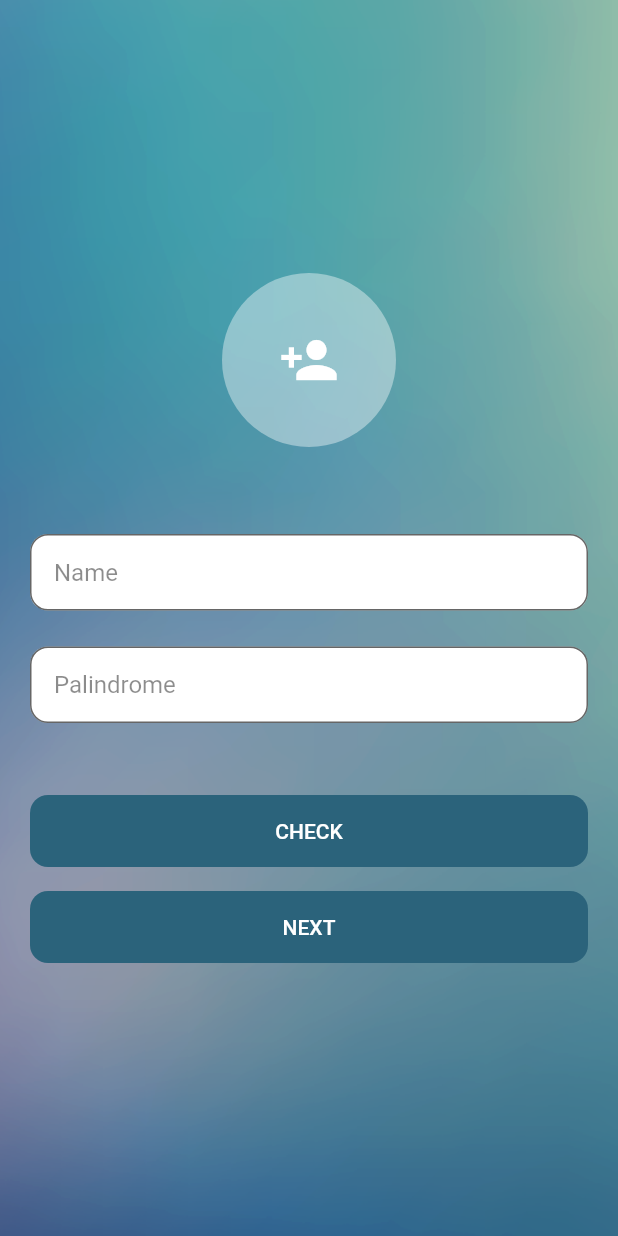
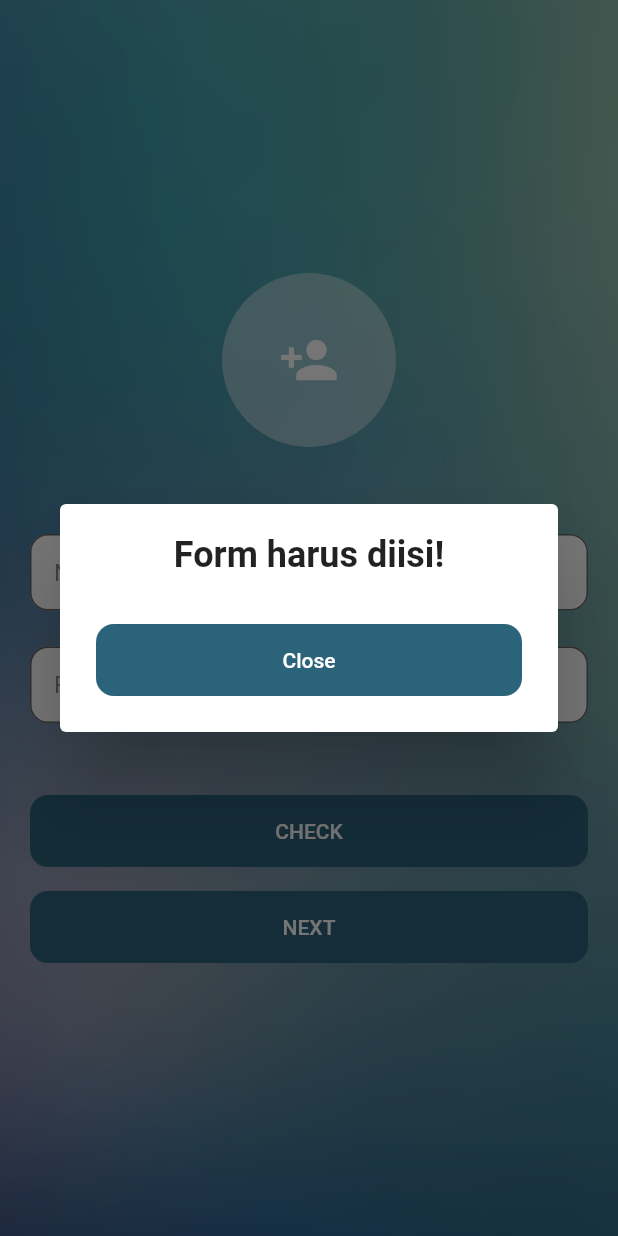
Before and after one commit to hamcuks/suitmedia-test, a Flutter app: the screen it shows after launch, after a tap on "CHECK", on a phone screen of 412 x 824 dp. Run offline on Flutter 3.47's test engine with Material 2 defaults, Android fonts, the light colour scheme and no system bars.

Commit message:
feat(home): add palindrome input validation

```diff
--- a/lib/pages/home_page.dart
+++ b/lib/pages/home_page.dart
@@ -1,5 +1,6 @@
 import 'package:flutter/material.dart';
 import 'package:suitmedia_kampusmerdeka_tkd/router.dart';
+import 'package:suitmedia_kampusmerdeka_tkd/utils/utils.dart';
 import 'package:suitmedia_kampusmerdeka_tkd/widgets/app_button.dart';
 import 'package:suitmedia_kampusmerdeka_tkd/widgets/app_input.dart';
 
@@ -50,7 +51,9 @@ class _HomePageState extends State<HomePage> {
                 const SizedBox(height: 48),
                 AppButton(
                   label: 'CHECK',
-                  onPressed: () {},
+                  onPressed: () {
+                    _showDialog(context, _palindromeController.text);
+                  },
                 ),
                 const SizedBox(height: 16),
                 AppButton(
@@ -63,6 +66,37 @@ class _HomePageState extends State<HomePage> {
             ),
           )
         ],
+      ),
+    );
+  }
+
+  Future<dynamic> _showDialog(BuildContext context, String text) {
+    return showDialog(
+      context: context,
+      builder: (context) => AlertDialog(
+        content: Column(
+          mainAxisSize: MainAxisSize.min,
+          children: [
+            Center(
+              child: Text(
+                (text.isEmpty)
+                    ? 'Form harus diisi!'
+                    : text.isPalindrome
+                        ? 'is palindrome'
+                        : 'not palindrome',
+                style: const TextStyle(
+                  fontWeight: FontWeight.w600,
+                  fontSize: 24,
+                ),
+              ),
+            ),
+            const SizedBox(height: 32),
+            AppButton(
+              label: 'Close',
+              onPressed: () => Navigator.pop(context),
+            ),
+          ],
+        ),
       ),
     );
   }
```
